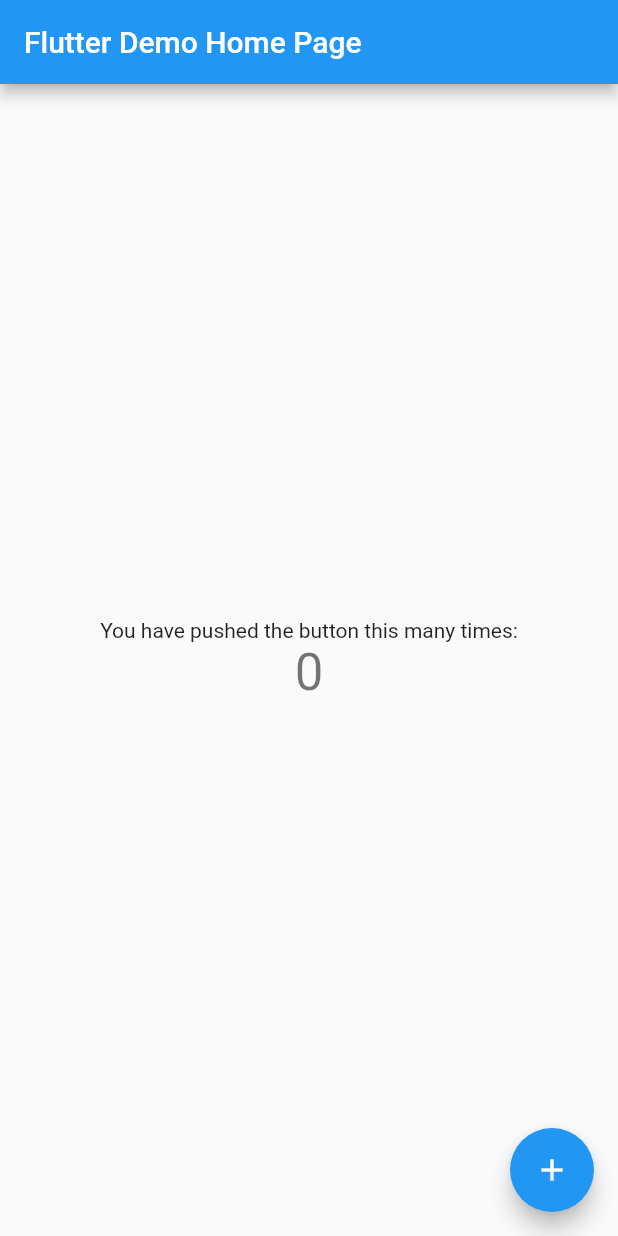
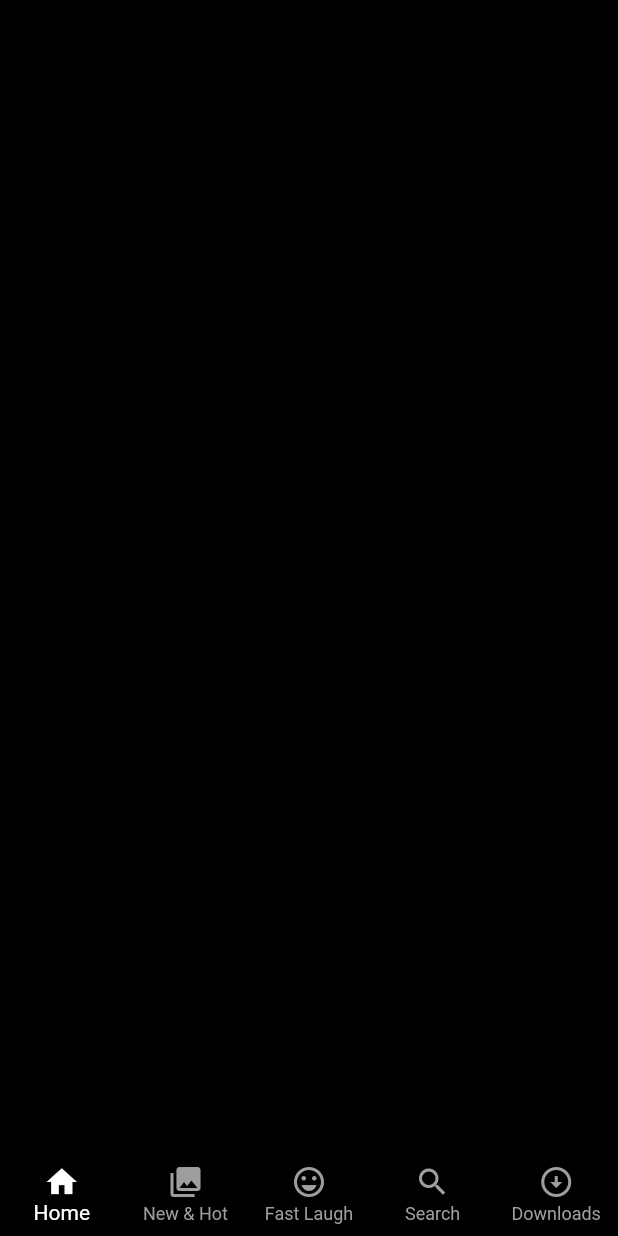
Before and after one commit to jasimameen/netflix_app, a Flutter app: the screen it shows after launch, on a phone screen of 412 x 824 dp. Run offline on Flutter 3.47's test engine with Material 2 defaults, Android fonts, the phone set to English and light mode, and no system bars.

Commit message:
foundation setted

```diff
--- /dev/null
+++ b/lib/core/colors/colors.dart
@@ -0,0 +1,3 @@
+import 'package:flutter/material.dart';
+
+const backgroundColor = Colors.black;
--- a/lib/main.dart
+++ b/lib/main.dart
@@ -1,4 +1,6 @@
 import 'package:flutter/material.dart';
+import 'package:netflix_project/core/colors/colors.dart';
+import 'package:netflix_project/presentation/main_page/widgets/screen_main_page.dart';
 
 void main() {
   runApp(const MyApp());
@@ -7,109 +9,14 @@ void main() {
 class MyApp extends StatelessWidget {
   const MyApp({Key? key}) : super(key: key);
 
-  // This widget is the root of your application.
   @override
   Widget build(BuildContext context) {
     return MaterialApp(
-      title: 'Flutter Demo',
+      debugShowCheckedModeBanner: false,
+      title: 'Netflix',
       theme: ThemeData(
-        // This is the theme of your application.
-        //
-        // Try running your application with "flutter run". You'll see the
-        // application has a blue toolbar. Then, without quitting the app, try
-        // changing the primarySwatch below to Colors.green and then invoke
-        // "hot reload" (press "r" in the console where you ran "flutter run",
-        // or simply save your changes to "hot reload" in a Flutter IDE).
-        // Notice that the counter didn't reset back to zero; the application
-        // is not restarted.
-        primarySwatch: Colors.blue,
-      ),
-      home: const MyHomePage(title: 'Flutter Demo Home Page'),
+          primarySwatch: Colors.blue, backgroundColor: backgroundColor),
+      home: ScreenMainPage(),
     );
   }
 }
-
-class MyHomePage extends StatefulWidget {
-  const MyHomePage({Key? key, required this.title}) : super(key: key);
-
-  // This widget is the home page of your application. It is stateful, meaning
-  // that it has a State object (defined below) that contains fields that affect
-  // how it looks.
-
-  // This class is the configuration for the state. It holds the values (in this
-  // case the title) provided by the parent (in this case the App widget) and
-  // used by the build method of the State. Fields in a Widget subclass are
-  // always marked "final".
-
-  final String title;
-
-  @override
-  State<MyHomePage> createState() => _MyHomePageState();
-}
-
-class _MyHomePageState extends State<MyHomePage> {
-  int _counter = 0;
-
-  void _incrementCounter() {
-    setState(() {
-      // This call to setState tells the Flutter framework that something has
-      // changed in this State, which causes it to rerun the build method below
-      // so that the display can reflect the updated values. If we changed
-      // _counter without calling setState(), then the build method would not be
-      // called again, and so nothing would appear to happen.
-      _counter++;
-    });
-  }
-
-  @override
-  Widget build(BuildContext context) {
-    // This method is rerun every time setState is called, for instance as done
-    // by the _incrementCounter method above.
-    //
-    // The Flutter framework has been optimized to make rerunning build methods
-    // fast, so that you can just rebuild anything that needs updating rather
-    // than having to individually change instances of widgets.
-    return Scaffold(
-      appBar: AppBar(
-        // Here we take the value from the MyHomePage object that was created by
-        // the App.build method, and use it to set our appbar title.
-        title: Text(widget.title),
-      ),
-      body: Center(
-        // Center is a layout widget. It takes a single child and positions it
-        // in the middle of the parent.
-        child: Column(
-          // Column is also a layout widget. It takes a list of children and
-          // arranges them vertically. By default, it sizes itself to fit its
-          // children horizontally, and tries to be as tall as its parent.
-          //
-          // Invoke "debug painting" (press "p" in the console, choose the
-          // "Toggle Debug Paint" action from the Flutter Inspector in Android
-          // Studio, or the "Toggle Debug Paint" command in Visual Studio Code)
-          // to see the wireframe for each widget.
-          //
-          // Column has various properties to control how it sizes itself and
-          // how it positions its children. Here we use mainAxisAlignment to
-          // center the children vertically; the main axis here is the vertical
-          // axis because Columns are vertical (the cross axis would be
-          // horizontal).
-          mainAxisAlignment: MainAxisAlignment.center,
-          children: <Widget>[
-            const Text(
-              'You have pushed the button this many times:',
-            ),
-            Text(
-              '$_counter',
-              style: Theme.of(context).textTheme.headline4,
-            ),
-          ],
-        ),
-      ),
-      floatingActionButton: FloatingActionButton(
-        onPressed: _incrementCounter,
-        tooltip: 'Increment',
-        child: const Icon(Icons.add),
-      ), // This trailing comma makes auto-formatting nicer for build methods.
-    );
-  }
-}
--- /dev/null
+++ b/lib/presentation/main_page/widgets/bottom_nav.dart
@@ -0,0 +1,40 @@
+import 'package:flutter/material.dart';
+
+class BottomNavigationWidget extends StatelessWidget {
+  const BottomNavigationWidget({Key? key}) : super(key: key);
+
+  @override
+  Widget build(BuildContext context) {
+    return BottomNavigationBar(
+      currentIndex: 0,
+      type: BottomNavigationBarType.fixed,
+      backgroundColor: Colors.black,
+      selectedItemColor: Colors.white,
+      unselectedItemColor: Colors.grey,
+      selectedIconTheme: const IconThemeData(color: Colors.white),
+      unselectedIconTheme: const IconThemeData(color: Colors.grey),
+      items: const [
+        BottomNavigationBarItem(
+          icon: Icon(Icons.home),
+          label: "Home",
+        ),
+        BottomNavigationBarItem(
+          icon: Icon(Icons.collections),
+          label: "New & Hot",
+        ),
+        BottomNavigationBarItem(
+          icon: Icon(Icons.emoji_emotions_outlined),
+          label: "Fast Laugh",
+        ),
+        BottomNavigationBarItem(
+          icon: Icon(Icons.search),
+          label: "Search",
+        ),
+        BottomNavigationBarItem(
+          icon: Icon(Icons.arrow_circle_down),
+          label: "Downloads",
+        ),
+      ],
+    );
+  }
+}
--- /dev/null
+++ b/lib/presentation/main_page/widgets/screen_main_page.dart
@@ -0,0 +1,20 @@
+import 'package:flutter/material.dart';
+import 'package:netflix_project/core/colors/colors.dart';
+import 'package:netflix_project/presentation/main_page/widgets/bottom_nav.dart';
+
+class ScreenMainPage extends StatelessWidget {
+  const ScreenMainPage({Key? key}) : super(key: key);
+
+  @override
+  Widget build(BuildContext context) {
+    return const Scaffold(
+      backgroundColor: backgroundColor,
+      body: SafeArea(
+        child: Center(
+          child:  Text("Main Page"),
+        ),
+      ),
+      bottomNavigationBar: BottomNavigationWidget(),
+    );
+  }
+}
```
Also changed, not shown: lib/presentation/downloads/widgets/screen_downloads.dart (added).
